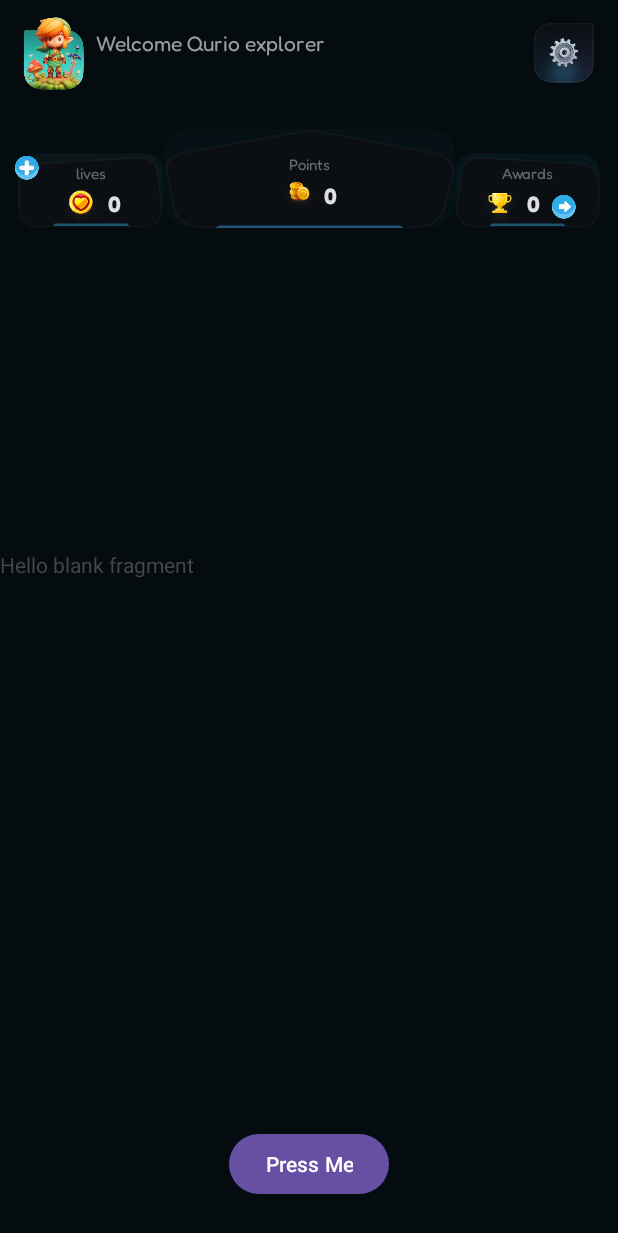
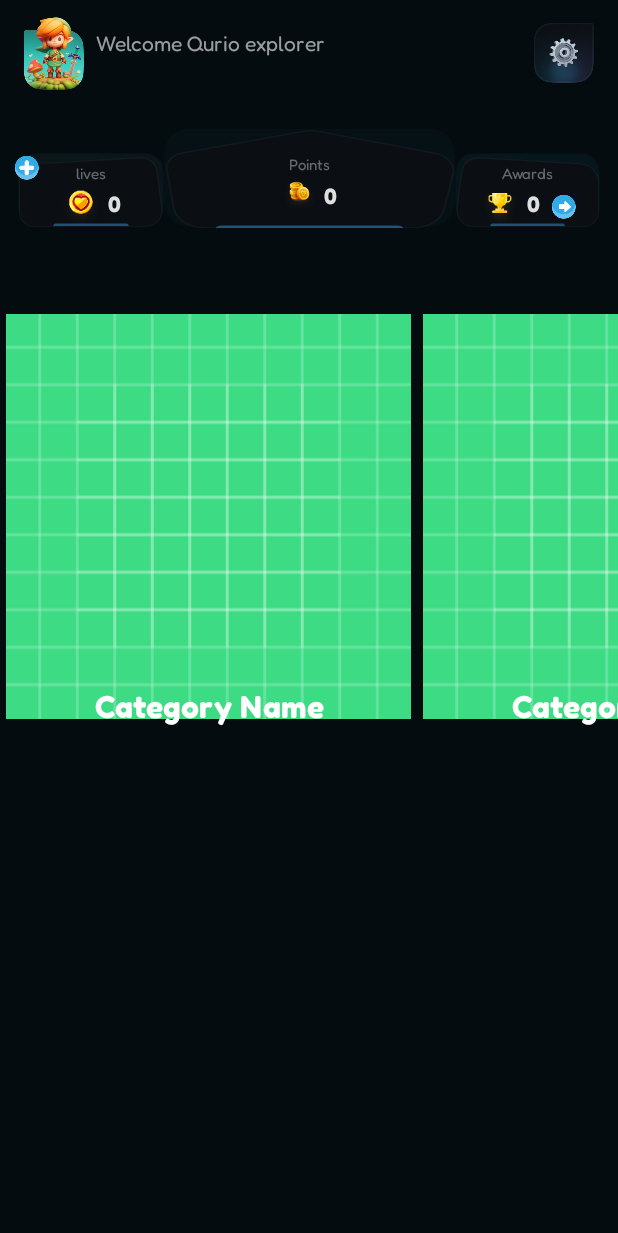
Before and after one commit to ahmedhgabr/Qurio, an Android app: the layout fragment_home.xml on its own in the app's theme, with its tools: preview values and no code run, on a phone screen of 412 x 824 dp. Shown: the top 1233 px of the screen. Run offline under Robolectric (Android 15) with nearby library versions, the phone set to English and light mode, and no system bars.

Commit message:
feat: category recycler view

```diff
--- a/app/src/main/res/layout/fragment_home.xml
+++ b/app/src/main/res/layout/fragment_home.xml
@@ -10,35 +10,30 @@
 
     <include
         android:id="@+id/top_bar"
+        layout="@layout/item_home_top_bar"
         android:layout_width="match_parent"
         android:layout_height="wrap_content"
-        android:layout_marginTop="20dp"
-        layout="@layout/item_home_top_bar" />
+        android:layout_marginTop="20dp" />
 
     <include
         android:id="@+id/statistics_bar"
+        layout="@layout/statistics"
         android:layout_width="match_parent"
         android:layout_height="wrap_content"
         android:layout_marginTop="16dp"
-        app:layout_constraintTop_toBottomOf="@id/top_bar"
-        layout="@layout/statistics" />
+        app:layout_constraintTop_toBottomOf="@id/top_bar" />
 
-    <TextView
-        android:id="@+id/question_text"
-        android:layout_width="match_parent"
-        android:layout_height="wrap_content"
-        android:text="@string/hello_blank_fragment"
-        app:layout_constraintBottom_toTopOf="@+id/button"
-        app:layout_constraintTop_toTopOf="parent" />
-
-    <Button
-        android:id="@+id/button"
-        android:layout_width="wrap_content"
-        android:layout_height="wrap_content"
-        android:layout_marginBottom="24dp"
-        android:text="Press Me"
+    <androidx.recyclerview.widget.RecyclerView
+        android:id="@+id/categories_recycler_view"
+        android:layout_width="0dp"
+        android:layout_height="0dp"
+        android:layout_marginTop="16dp"
+        app:layoutManager="androidx.recyclerview.widget.LinearLayoutManager"
+        android:orientation="horizontal"
         app:layout_constraintBottom_toBottomOf="parent"
         app:layout_constraintEnd_toEndOf="parent"
-        app:layout_constraintStart_toStartOf="parent" />
+        app:layout_constraintStart_toStartOf="parent"
+        app:layout_constraintTop_toBottomOf="@id/statistics_bar"
+        tools:listitem="@layout/item_category" />
 
 </androidx.constraintlayout.widget.ConstraintLayout>
--- /dev/null
+++ b/app/src/main/res/layout/item_category.xml
@@ -0,0 +1,32 @@
+<?xml version="1.0" encoding="utf-8"?>
+<androidx.constraintlayout.widget.ConstraintLayout xmlns:android="http://schemas.android.com/apk/res/android"
+    xmlns:app="http://schemas.android.com/apk/res-auto"
+    xmlns:tools="http://schemas.android.com/tools"
+    android:layout_width="wrap_content"
+    android:layout_height="wrap_content"
+    android:layout_margin="4dp">
+
+    <ImageView
+        android:id="@+id/category_image"
+        android:layout_width="270dp"
+        android:layout_height="344dp"
+        android:src="@drawable/ic_launcher_background"
+        app:layout_constraintStart_toStartOf="parent"
+        app:layout_constraintEnd_toEndOf="parent"
+        app:layout_constraintTop_toTopOf="parent" />
+
+    <TextView
+        android:id="@+id/category_name"
+        style="@style/Title.Large"
+        android:textColor="@color/on_primary"
+        android:layout_width="wrap_content"
+        android:layout_height="wrap_content"
+        android:layout_marginBottom="32dp"
+        android:textAlignment="center"
+        android:textAppearance="?attr/textAppearanceListItem"
+        app:layout_constraintStart_toStartOf="parent"
+        app:layout_constraintEnd_toEndOf="parent"
+        app:layout_constraintBottom_toBottomOf="@+id/category_image"
+        tools:text="Category Name" />
+
+</androidx.constraintlayout.widget.ConstraintLayout>
```
Also changed, not shown: app/src/main/java/com/ahmedhgabr/qurio/ui/home/CategoryAdapter.kt (added, +41 -0 lines), app/src/main/java/com/ahmedhgabr/qurio/ui/home/HomeFragment.kt (+10 -1 lines).
